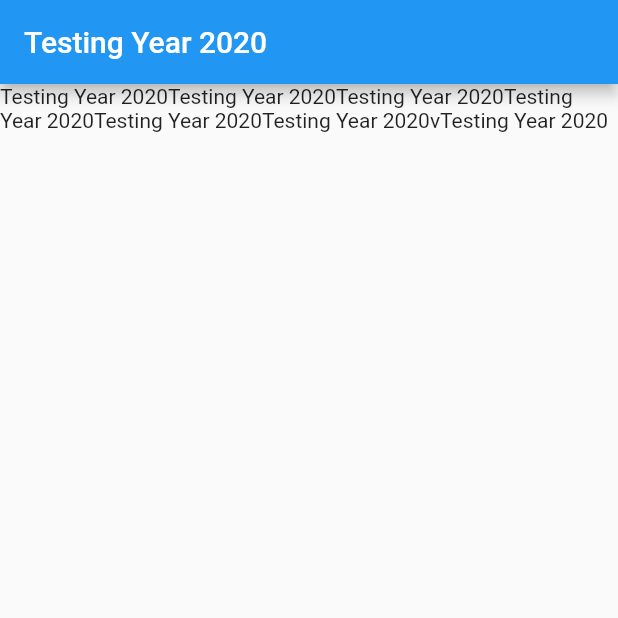
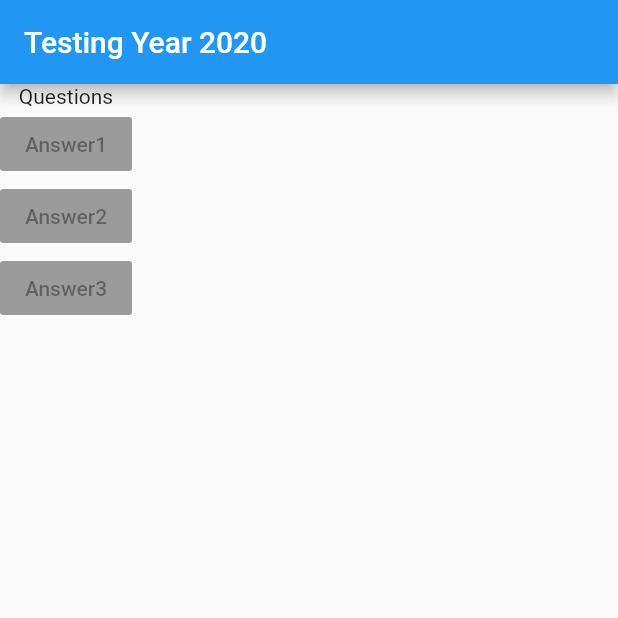
Before and after one commit to dipinkp1993/quiz_app, a Flutter app: the screen it shows after launch, on a phone screen of 412 x 824 dp, the top half of it. Run offline on Flutter 3.47's test engine with Material 2 defaults, Android fonts, the phone set to English and light mode, and no system bars.

Commit message:
add column widget in body first time for creating widget tree

```diff
--- a/lib/main.dart
+++ b/lib/main.dart
@@ -8,13 +8,29 @@ void main() {
 class MyApp extends StatelessWidget {
   @override
   Widget build(BuildContext context) {
+    var questions = [
+      'What\'s your favourte color?',
+      'What\'s your favourte animal?',
+    ];
     return MaterialApp(
       home: Scaffold(
         appBar: AppBar(
           title: Text('Testing Year 2020'),
         ),
-        body: Text(
-            "Testing Year 2020Testing Year 2020Testing Year 2020Testing Year 2020Testing Year 2020Testing Year 2020vTesting Year 2020"),
+        body: Column(
+          children: [
+            Text("Questions"),
+            RaisedButton(
+              child: Text("Answer1"),
+              onPressed: null,
+            ),
+            RaisedButton(
+              child: Text("Answer2"),
+              onPressed: null,
+            ),
+            RaisedButton(child: Text("Answer3"), onPressed: null),
+          ],
+        ),
       ),
     );
   }
```
